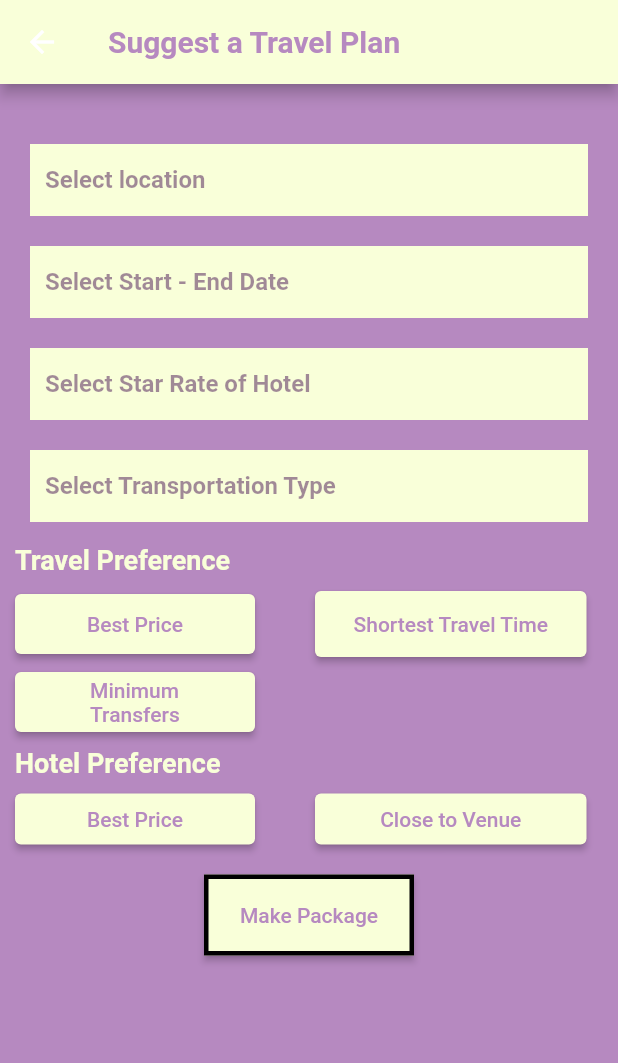
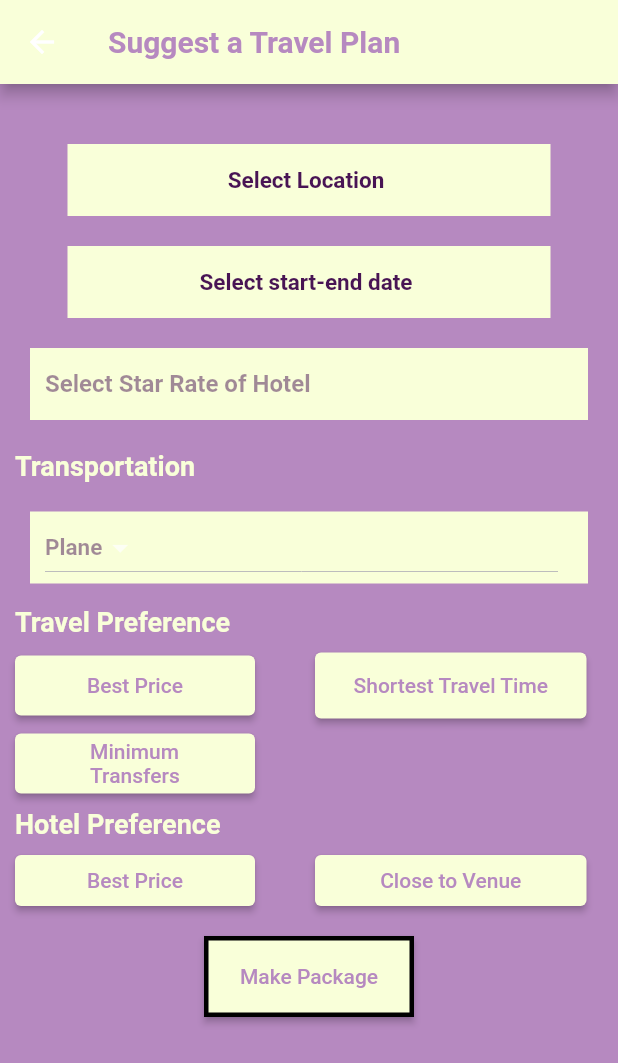
Before and after one commit to fatmasenagenc/funravel, a Flutter app: the SuggestPlan screen opened directly, on a phone screen of 412 x 824 dp. Shown: the top 1063 px of the screen. Run offline on Flutter 3.47's test engine with Material 2 defaults, Android fonts, the phone set to English and light mode, and no system bars; our stand-ins replace cloud_firestore, csc_picker, firebase_auth, firebase_core, flutter_rating_bar, flutter_svg; accounts and stored records are empty.

Commit message:
Update suggested_plan_screen.dart
some details

```diff
--- a/lib/screens/suggested_plan_screen.dart
+++ b/lib/screens/suggested_plan_screen.dart
@@ -1,8 +1,8 @@
 import 'package:flutter/cupertino.dart';
 import 'package:flutter/material.dart';
-
 import '../constants/contants.dart';
-
+import 'package:funravel_v0/screens/select_date_screen.dart';
+import 'package:funravel_v0/screens/location_screen.dart';
 class SuggestPlan extends StatefulWidget {
   const SuggestPlan({Key? key}) : super(key: key);
 
@@ -18,6 +18,11 @@ class _SuggestPlan extends State<SuggestPlan> {
 
 
   }
+
+  String dropdownValue = 'Plane';
+
+  @override
+
 
   @override
   Widget build(BuildContext context) {
@@ -44,75 +49,27 @@ class _SuggestPlan extends State<SuggestPlan> {
               height: 40,
             ),
             Container(
-              width: double.infinity,
-              padding: EdgeInsets.only(right: 20, left: 10),
-              margin: EdgeInsets.symmetric(horizontal: 10),
-              color: kSecondaryColor,
-              child: TextField(
-                controller: TextEditingController(),
-                style: TextStyle(
-                    color: kPrimaryDarkenedColor, fontWeight: FontWeight.bold),
-                cursorColor: Colors.black,
-                onChanged: (input) {
-                  print("changed $input");
-                },
-                decoration: InputDecoration(
-                    focusedBorder: UnderlineInputBorder(
-                      borderSide: BorderSide(
-                          width: 0, color: Colors.white.withOpacity(0)),
-                    ),
-                    enabledBorder: UnderlineInputBorder(
-                      borderSide: BorderSide(
-                          width: 0,
-                          color: Colors.white.withOpacity(0)), //<-- SEE HERE
-                    ),
-                    border: UnderlineInputBorder(
-                      borderSide: BorderSide(
-                          width: 2,
-                          color: Colors.white.withOpacity(0)), //<-- SEE HERE
-                    ),
-                    hintText: "Select location",
-                    hintStyle: TextStyle(
-                        color: kPrimaryDarkenedColor.withOpacity(0.5),
-                        fontWeight: FontWeight.bold)),
-              ),
+              child: buildCustomButton(title: "Select Location", function: (){
+
+                Navigator.push(
+                    context,
+                    MaterialPageRoute(builder: (context) => Location()));
+
+              },),
+
             ),
             SizedBox(
               height: 20,
             ),
             Container(
-              width: double.infinity,
-              padding: EdgeInsets.only(right: 20, left: 10),
-              margin: EdgeInsets.symmetric(horizontal: 10),
-              color: kSecondaryColor,
-              child: TextField(
-                controller: TextEditingController(),
-                style: TextStyle(
-                    color: kPrimaryDarkenedColor, fontWeight: FontWeight.bold),
-                cursorColor: Colors.black,
-                onChanged: (input) {
-                  print("changed $input");
-                },
-                decoration: InputDecoration(
-                    focusedBorder: UnderlineInputBorder(
-                      borderSide: BorderSide(
-                          width: 0, color: Colors.white.withOpacity(0)),
-                    ),
-                    enabledBorder: UnderlineInputBorder(
-                      borderSide: BorderSide(
-                          width: 0,
-                          color: Colors.white.withOpacity(0)), //<-- SEE HERE
-                    ),
-                    border: UnderlineInputBorder(
-                      borderSide: BorderSide(
-                          width: 2,
-                          color: Colors.white.withOpacity(0)), //<-- SEE HERE
-                    ),
-                    hintText: "Select Start - End Date",
-                    hintStyle: TextStyle(
-                        color: kPrimaryDarkenedColor.withOpacity(0.5),
-                        fontWeight: FontWeight.bold)),
-              ),
+              child: buildCustomButton(title: "Select start-end date", function: (){
+
+                Navigator.push(
+                    context,
+                    MaterialPageRoute(builder: (context) => SelectDate()));
+
+              },),
+
             ),
             SizedBox(
               height: 20,
@@ -155,37 +112,51 @@ class _SuggestPlan extends State<SuggestPlan> {
               height: 20,
             ),
             Container(
+              child: Row(
+                children:[
+                  Text('Transportation',style: TextStyle(
+                    color: kSecondaryColor,
+                    fontSize:18,
+                    fontWeight: FontWeight.bold,
+
+                  ),),
+
+                ],
+              ),
+            ),
+            SizedBox(
+              height: 20,
+            ),
+            Container(
               width: double.infinity,
               padding: EdgeInsets.only(right: 20, left: 10),
               margin: EdgeInsets.symmetric(horizontal: 10),
               color: kSecondaryColor,
-              child: TextField(
-                controller: TextEditingController(),
+
+              child: DropdownButton<String>(
+                // Step 3
+                dropdownColor: kSecondaryColor,
+                value: dropdownValue,
+                // Step 4.
+                items: <String>['Plane', 'Train', 'Bus']
+                    .map<DropdownMenuItem<String>>((String value) {
+                  return DropdownMenuItem<String>(
+                    value: value,
+                    child: Text(
+                      value,
                       style: TextStyle(
-                    color: kPrimaryDarkenedColor, fontWeight: FontWeight.bold),
-                cursorColor: Colors.black,
-                onChanged: (input) {
-                  print("changed $input");
+                          fontSize: 15,
+                          color: kPrimaryDarkenedColor.withOpacity(0.5),
+                          fontWeight: FontWeight.bold),
+                    ),
+                  );
+                }).toList(),
+                // Step 5.
+                onChanged: (String? newValue) {
+                  setState(() {
+                    dropdownValue = newValue!;
+                  });
                 },
-                decoration: InputDecoration(
-                    focusedBorder: UnderlineInputBorder(
-                      borderSide: BorderSide(
-                          width: 0, color: Colors.white.withOpacity(0)),
-                    ),
-                    enabledBorder: UnderlineInputBorder(
-                      borderSide: BorderSide(
-                          width: 0,
-                          color: Colors.white.withOpacity(0)), //<-- SEE HERE
-                    ),
-                    border: UnderlineInputBorder(
-                      borderSide: BorderSide(
-                          width: 2,
-                          color: Colors.white.withOpacity(0)), //<-- SEE HERE
-                    ),
-                    hintText: "Select Transportation Type",
-                    hintStyle: TextStyle(
-                        color: kPrimaryDarkenedColor.withOpacity(0.5),
-                        fontWeight: FontWeight.bold)),
               ),
 
 
@@ -428,6 +399,9 @@ class _SuggestPlan extends State<SuggestPlan> {
 
 
             ),
+            SizedBox(
+              height: 30,
+            ),
 
           ],
         ),
@@ -437,3 +411,22 @@ class _SuggestPlan extends State<SuggestPlan> {
     );
   }
 }
+
+buildCustomButton({ String? title, Function? function, Widget? sideWidget}){
+  return InkWell(
+    onTap: () => function != null ? function() : null,
+    child: Container(
+      padding: EdgeInsets.all(15),
+      margin: EdgeInsets.only(right: 35, left: 35),
+      color: kSecondaryColor,
+      child: Row(
+        mainAxisAlignment: MainAxisAlignment.center,
+        children: [
+          Text(title ?? "", style: TextStyle(color: kPrimaryDarkenedColor, fontSize: 15, fontWeight: FontWeight.bold), ),
+          SizedBox(width: 4,),
+          sideWidget ?? Container()
+        ],
+      ),
+    ),
+  );
+}
```
Lines whose indentation alone changed are shown as unchanged.
